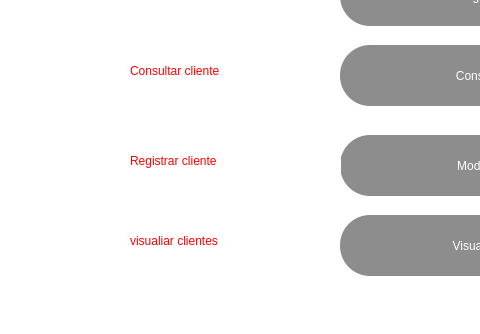
Qt form menu_ic.ui (andresparra85/proyecto-aeropuerto) before a commit; both pictures show x 0 to 480 and y 95 to 429 of the 800 by 429 pixel window.
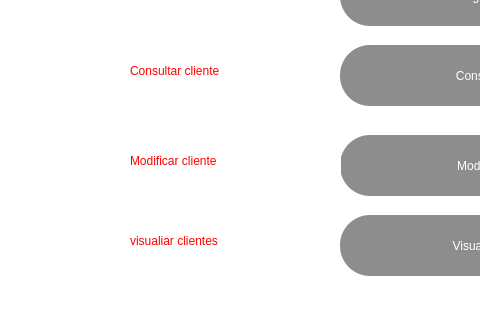
The same form after that commit.

```diff
--- a/menu_ic.ui
+++ b/menu_ic.ui
@@ -191,7 +191,7 @@
 color: rgb(255, 0, 0);</string>
     </property>
     <property name="text">
-     <string>Registrar cliente</string>
+     <string>Modificar cliente</string>
     </property>
    </widget>
    <widget class="QPushButton" name="btn_visualizar">
```
